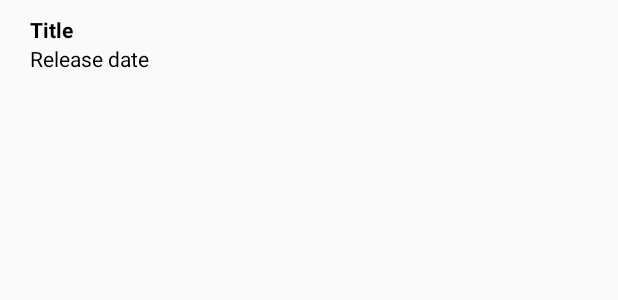
After one commit to JeromeRohaert/Project_ISEP_Porto_Android_2018, an Android app: the layout row_list_movies.xml on its own in the app's theme, with its tools: preview values and no code run, on a phone screen of 412 x 824 dp. The commit adds this screen. Shown: the top 300 px of the screen. Run offline under Robolectric (Android 15) with nearby library versions, the phone set to English and light mode, and no system bars; network calls fail.

Commit message:
Beginning of the list movies

```diff
--- /dev/null
+++ b/app/src/main/res/layout/row_list_movies.xml
@@ -0,0 +1,28 @@
+<?xml version="1.0" encoding="utf-8"?>
+<android.support.constraint.ConstraintLayout xmlns:android="http://schemas.android.com/apk/res/android"
+    android:layout_width="match_parent"
+    android:layout_height="match_parent"
+    xmlns:tools="http://schemas.android.com/tools">
+
+    <RelativeLayout xmlns:android="http://schemas.android.com/apk/res/android" xmlns:tools="http://schemas.android.com/tools" android:layout_width="match_parent" android:layout_height="match_parent" android:padding="10dp" >
+
+        <TextView
+            android:id="@+id/title"
+            android:layout_width="wrap_content"
+            android:layout_height="wrap_content"
+            android:layout_marginLeft="10dp"
+            android:text="Title"
+            android:textColor="@android:color/black"
+            android:textStyle="bold" />
+
+        <TextView
+            android:id="@+id/release"
+            android:layout_width="wrap_content"
+            android:layout_height="wrap_content"
+            android:layout_alignLeft="@+id/title"
+            android:layout_below="@+id/title"
+            android:text="Release date"
+            android:textColor="@android:color/black" />
+
+    </RelativeLayout>
+</android.support.constraint.ConstraintLayout>
```
Also changed, not shown: app/src/main/java/com/example/jrme/project_isep_porto_android_2018/List_Movies.java (+73 -0 lines), app/src/main/java/com/example/jrme/project_isep_porto_android_2018/MainActivity.java (+6 -4 lines), app/src/main/java/com/example/jrme/project_isep_porto_android_2018/Movies.java (added, +31 -0 lines), app/src/main/java/com/example/jrme/project_isep_porto_android_2018/MoviesAdapter.java (added, +43 -0 lines), app/src/main/res/layout/activity_list__movies.xml (+51 -0 lines).
